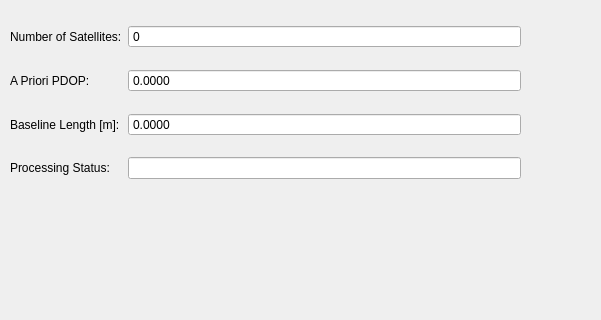
Above: src/lib/visualization/IINControl.ui from jmaye/libposlv before the change; both pictures show x 0 to 601 and y 0 to 320 of the 930 by 800 pixel window. Below: the same form after it.
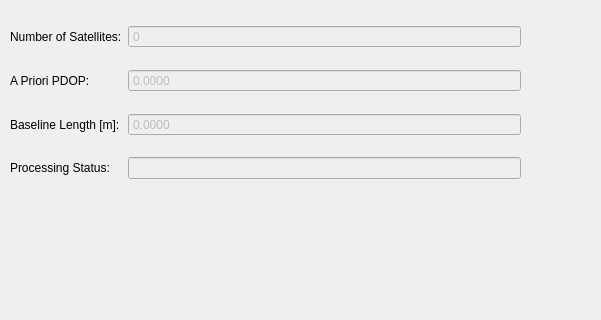
That is the form after the change.

Diff of the .ui file:
```diff
--- a/src/lib/visualization/IINControl.ui
+++ b/src/lib/visualization/IINControl.ui
@@ -32,6 +32,9 @@
     </item>
     <item row="0" column="1">
      <widget class="QSpinBox" name="satIINSpinBox">
+      <property name="enabled">
+       <bool>false</bool>
+      </property>
       <property name="readOnly">
        <bool>true</bool>
       </property>
@@ -52,6 +55,9 @@
     </item>
     <item row="2" column="1">
      <widget class="QDoubleSpinBox" name="baselineSpinBox">
+      <property name="enabled">
+       <bool>false</bool>
+      </property>
       <property name="readOnly">
        <bool>true</bool>
       </property>
@@ -85,6 +91,9 @@
     </item>
     <item row="1" column="1">
      <widget class="QDoubleSpinBox" name="pdopSpinBox">
+      <property name="enabled">
+       <bool>false</bool>
+      </property>
       <property name="readOnly">
        <bool>true</bool>
       </property>
@@ -98,6 +107,9 @@
     </item>
     <item row="3" column="1">
      <widget class="QLineEdit" name="statusText">
+      <property name="enabled">
+       <bool>false</bool>
+      </property>
       <property name="readOnly">
        <bool>true</bool>
       </property>
```
